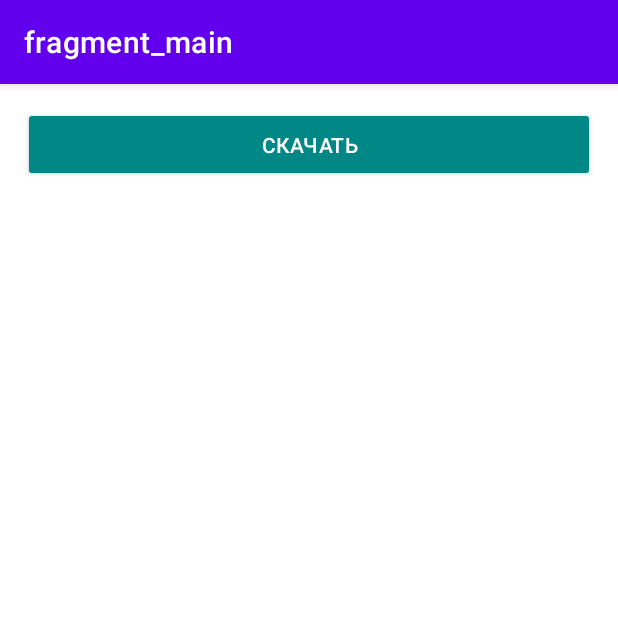
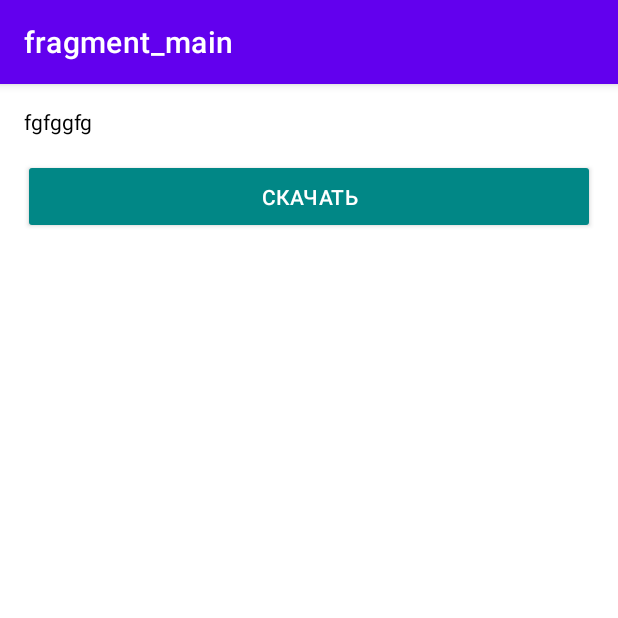
Before and after one commit to Ameno1807/CatsImage, an Android app: the fragment DetailsFragment placed in its activity, on a phone screen of 412 x 824 dp, the top half of it. Run offline under Robolectric (Android 15) with nearby library versions, the phone set to English and light mode, and no system bars; our stand-ins replace Dagger/Hilt's generated code, navigation-ui, paging; pictures from the network do not load; 4 statements that could not run were skipped.

Commit message:
update: update fragment_details.xml

```diff
--- a/app/src/main/java/com/example/catsimage/ui/detailsFragment/DetailsFragment.kt
+++ b/app/src/main/java/com/example/catsimage/ui/detailsFragment/DetailsFragment.kt
@@ -33,6 +33,8 @@ class DetailsFragment : Fragment(R.layout.fragment_details) {
                 .load(photo.url)
                 .error(R.drawable.ic_baseline_error_24)
                 .into(image_details)
+
+            textDetails.text = arg.photo.id
 
             appCompatButton.setOnClickListener {
                 val bitmap: Bitmap = binding.imageDetails.drawable.toBitmap()
--- a/app/src/main/res/layout/fragment_details.xml
+++ b/app/src/main/res/layout/fragment_details.xml
@@ -1,10 +1,14 @@
 <?xml version="1.0" encoding="utf-8"?>
-<androidx.constraintlayout.widget.ConstraintLayout xmlns:android="http://schemas.android.com/apk/res/android"
+<ScrollView xmlns:android="http://schemas.android.com/apk/res/android"
     xmlns:app="http://schemas.android.com/apk/res-auto"
     xmlns:tools="http://schemas.android.com/tools"
     android:layout_width="match_parent"
     android:layout_height="match_parent"
     tools:context=".ui.detailsFragment.DetailsFragment">
+
+    <androidx.constraintlayout.widget.ConstraintLayout
+        android:layout_width="match_parent"
+        android:layout_height="wrap_content">
 
         <ImageView
             android:id="@+id/image_details"
@@ -15,18 +19,33 @@
             app:layout_constraintTop_toTopOf="parent"
             tools:src="@tools:sample/avatars" />
 
+        <TextView
+            android:id="@+id/text_details"
+            android:layout_width="0dp"
+            android:layout_height="wrap_content"
+            android:layout_marginStart="16dp"
+            android:layout_marginTop="15dp"
+            android:layout_marginEnd="16dp"
+            android:text="fgfggfg"
+            android:textColor="@color/black"
+            app:layout_constraintBottom_toTopOf="@+id/appCompatButton"
+            app:layout_constraintEnd_toEndOf="parent"
+            app:layout_constraintStart_toStartOf="parent"
+            app:layout_constraintTop_toBottomOf="@+id/image_details" />
+
         <androidx.appcompat.widget.AppCompatButton
             android:id="@+id/appCompatButton"
             android:layout_width="0dp"
             android:layout_height="50dp"
+            android:layout_marginStart="15dp"
             android:layout_marginTop="15dp"
-        android:layout_marginStart="15dp"
             android:layout_marginEnd="15dp"
+            android:backgroundTint="@color/teal_700"
+            android:text="@string/download"
             android:textColor="@color/white"
-        android:text="@string/download"
-        android:backgroundTint="@color/teal_700"
             app:layout_constraintEnd_toEndOf="parent"
             app:layout_constraintStart_toStartOf="parent"
-        app:layout_constraintTop_toBottomOf="@+id/image_details" />
+            app:layout_constraintTop_toBottomOf="@+id/text_details" />
+    </androidx.constraintlayout.widget.ConstraintLayout>
 
-</androidx.constraintlayout.widget.ConstraintLayout>
+</ScrollView>
```
Lines whose indentation alone changed are shown as unchanged.
